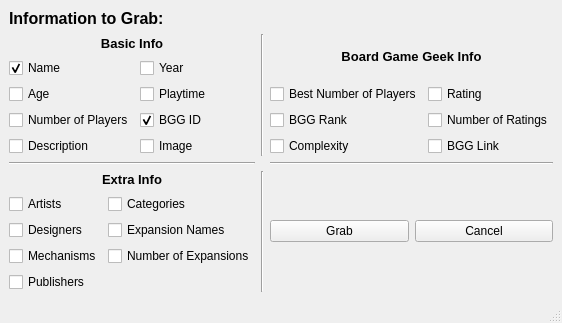
Before: the Qt Designer form info_to_grab.ui in lucaono13/Board-Game-Info-Grabber, drawn with Qt 5.
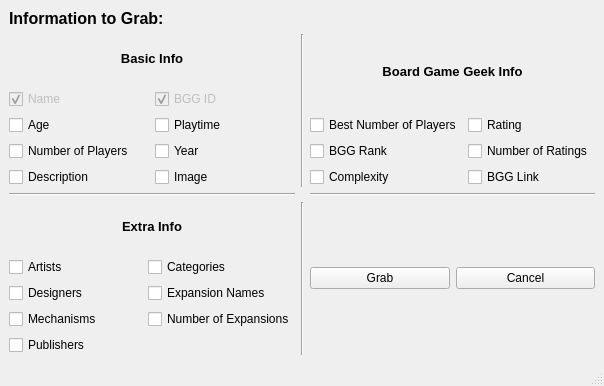
After: the same form once the commit is applied.

What changed in the file:
```diff
--- a/info_to_grab.ui
+++ b/info_to_grab.ui
@@ -6,8 +6,8 @@
    <rect>
     <x>0</x>
     <y>0</y>
-    <width>510</width>
-    <height>323</height>
+    <width>604</width>
+    <height>386</height>
    </rect>
   </property>
   <property name="windowTitle">
@@ -58,7 +58,7 @@
       </item>
       <item>
        <layout class="QGridLayout" name="gridLayout_2">
-        <item row="1" column="0">
+        <item row="2" column="0">
          <widget class="QCheckBox" name="age">
           <property name="text">
            <string>Age</string>
@@ -68,7 +68,7 @@
           </property>
          </widget>
         </item>
-        <item row="1" column="1">
+        <item row="2" column="1">
          <widget class="QCheckBox" name="playTime">
           <property name="text">
            <string>Playtime</string>
@@ -78,17 +78,7 @@
           </property>
          </widget>
         </item>
-        <item row="0" column="0">
-         <widget class="QCheckBox" name="name">
-          <property name="text">
-           <string>Name</string>
-          </property>
-          <property name="checked">
-           <bool>true</bool>
-          </property>
-         </widget>
-        </item>
-        <item row="2" column="0">
+        <item row="3" column="0">
          <widget class="QCheckBox" name="nPlayers">
           <property name="text">
            <string>Number of Players</string>
@@ -98,40 +88,59 @@
           </property>
          </widget>
         </item>
-        <item row="0" column="1">
-         <widget class="QCheckBox" name="year">
-          <property name="text">
-           <string>Year</string>
-          </property>
-          <property name="checked">
-           <bool>false</bool>
-          </property>
-         </widget>
-        </item>
-        <item row="2" column="1">
-         <widget class="QCheckBox" name="bggUID">
-          <property name="text">
-           <string>BGG ID</string>
-          </property>
-          <property name="checked">
-           <bool>true</bool>
-          </property>
-         </widget>
-        </item>
-        <item row="3" column="0">
+        <item row="4" column="0">
          <widget class="QCheckBox" name="description">
           <property name="text">
            <string>Description</string>
           </property>
          </widget>
         </item>
-        <item row="3" column="1">
+        <item row="4" column="1">
          <widget class="QCheckBox" name="image">
           <property name="text">
            <string>Image</string>
           </property>
          </widget>
         </item>
+        <item row="1" column="0">
+         <widget class="QCheckBox" name="name">
+          <property name="enabled">
+           <bool>false</bool>
+          </property>
+          <property name="text">
+           <string>Name</string>
+          </property>
+          <property name="checkable">
+           <bool>true</bool>
+          </property>
+          <property name="checked">
+           <bool>true</bool>
+          </property>
+         </widget>
+        </item>
+        <item row="3" column="1">
+         <widget class="QCheckBox" name="year">
+          <property name="text">
+           <string>Year</string>
+          </property>
+          <property name="checked">
+           <bool>false</bool>
+          </property>
+         </widget>
+        </item>
+        <item row="1" column="1">
+         <widget class="QCheckBox" name="bggUID">
+          <property name="enabled">
+           <bool>false</bool>
+          </property>
+          <property name="text">
+           <string>BGG ID</string>
+          </property>
+          <property name="checked">
+           <bool>true</bool>
+          </property>
+         </widget>
+        </item>
        </layout>
       </item>
      </layout>
```
Left out of the diff: 6 changed lines with no effect on the pictures.
